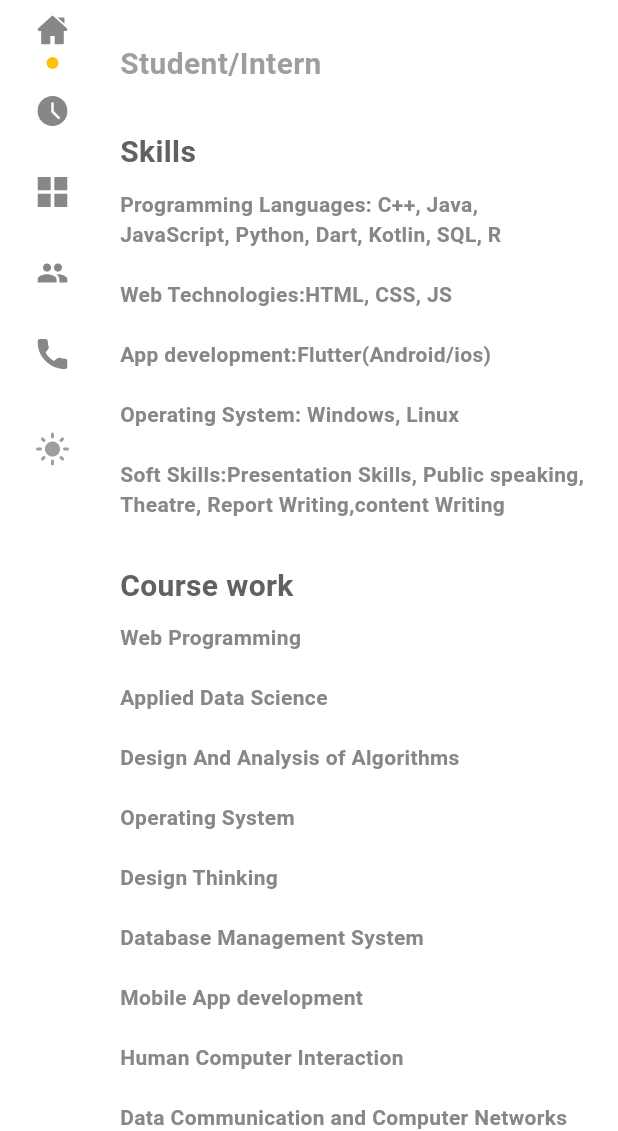
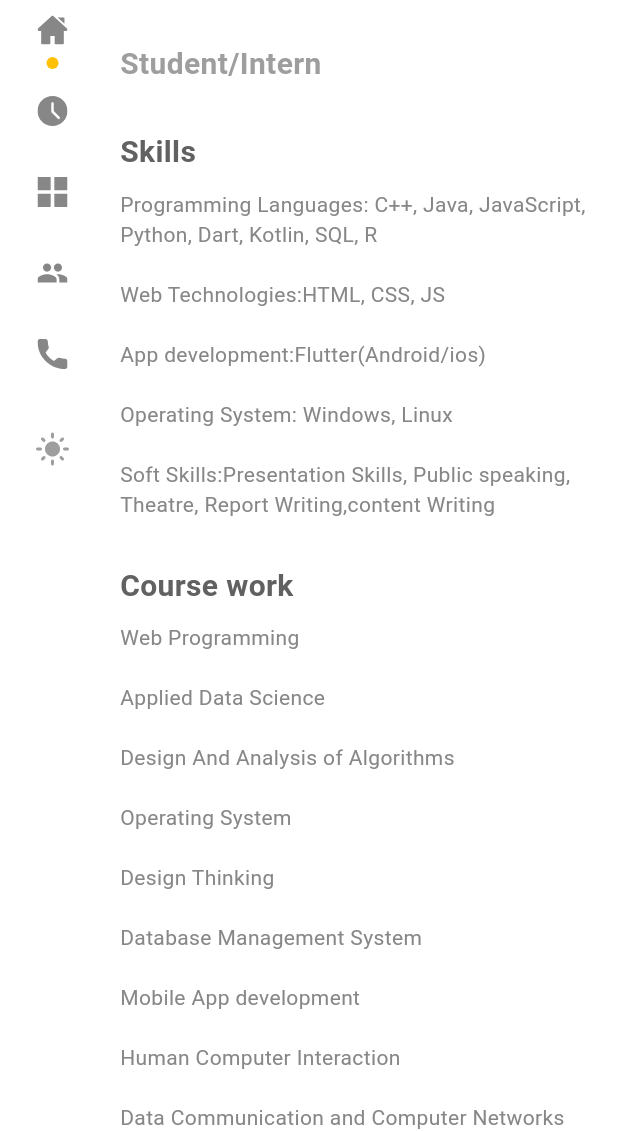
Before and after one commit to khushalrajoria/Flutter-Profile, a Flutter app: the screen it shows after launch, on a phone screen of 412 x 824 dp, the part 105-1236 px from its top. Run offline on Flutter 3.47's test engine with Material 3 defaults, Android fonts, the phone set to English and light mode, and no system bars; drawn by our look-alikes of full_screen_image, shimmer; our stand-ins replace animated_splash_screen, cached_network_image, cloud_firestore, firebase_core, flutter_svg; accounts and stored records are empty.

Commit message:
minor changes

```diff
--- a/lib/pages/portfolio_page.dart
+++ b/lib/pages/portfolio_page.dart
@@ -181,7 +181,7 @@ class _PortfolioPageState extends State<PortfolioPage> {
         ),
         height: 100,
         alignment: Alignment.center,
-        child: Text(title, style: mode ? darkbodyTextStyle : bodyTextStyle),
+        child: Text(title, style: mode ? darkbodyTextStyle.copyWith(fontWeight: FontWeight.w800,color: Colors.white) : bodyTextStyle.copyWith(fontWeight: FontWeight.w800)),
       ),
     );
   }
--- a/lib/utils/text_style.dart
+++ b/lib/utils/text_style.dart
@@ -8,5 +8,5 @@ TextStyle subHeaderTextStyle =
     TextStyle(fontSize: 16, color: Colors.grey[700]);
 TextStyle darksubHeaderTextStyle =
     const TextStyle(fontSize: 16, color: Color.fromARGB(255, 255, 255, 255));
-TextStyle bodyTextStyle = const TextStyle(fontSize: 14, color: Color.fromARGB(255, 136, 134, 134),fontWeight: FontWeight.w700);
-TextStyle darkbodyTextStyle = const TextStyle(fontSize: 14, color: Color.fromARGB(255, 255, 255, 255),fontWeight: FontWeight.w700);
+TextStyle bodyTextStyle = const TextStyle(fontSize: 14, color: Color.fromARGB(255, 136, 134, 134));
+TextStyle darkbodyTextStyle = const TextStyle(fontSize: 14, color: Color.fromARGB(255, 255, 255, 255),);
```
